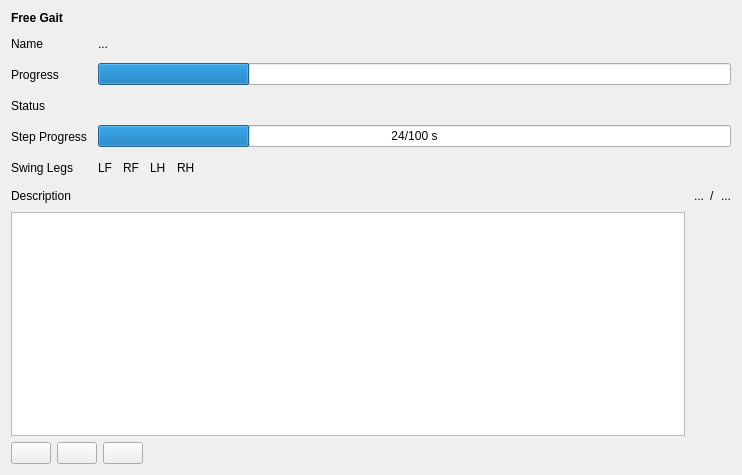
First picture: the form in rqt_free_gait/resource/FreeGaitPlugin.ui, repository leggedrobotics/free_gait, before the edit.
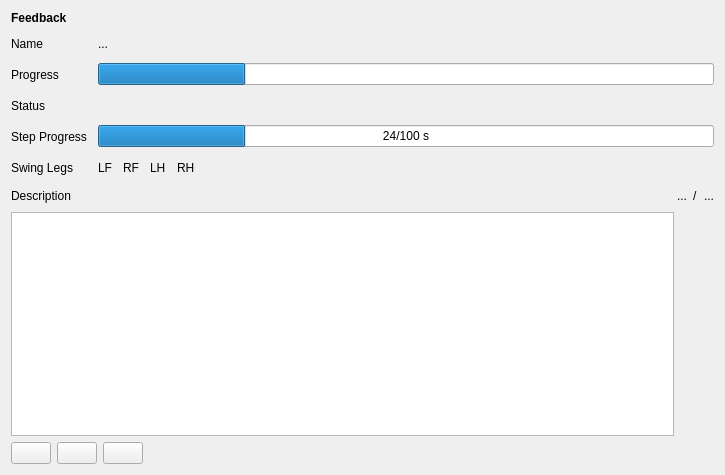
Second picture: the form after the edit. Icons and pictures are not drawn.

Commit message: [rqt_free_gait] add scroll area on the right hand side of description field, to navigate through descriptions

Diff of the .ui file:
```diff
--- a/rqt_free_gait/resource/FreeGaitPlugin.ui
+++ b/rqt_free_gait/resource/FreeGaitPlugin.ui
@@ -9,7 +9,7 @@
    <rect>
     <x>0</x>
     <y>0</y>
-    <width>742</width>
+    <width>725</width>
     <height>475</height>
    </rect>
   </property>
@@ -20,7 +20,7 @@
    <item>
     <widget class="QLabel" name="label">
      <property name="text">
-      <string>&lt;b&gt;Free Gait&lt;/b&gt;</string>
+      <string>&lt;html&gt;&lt;head/&gt;&lt;body&gt;&lt;p&gt;&lt;span style=&quot; font-weight:600;&quot;&gt;Feedback&lt;/span&gt;&lt;/p&gt;&lt;/body&gt;&lt;/html&gt;</string>
      </property>
     </widget>
    </item>
@@ -292,6 +292,9 @@
    </item>
    <item>
     <layout class="QHBoxLayout" name="horizontalLayout_2">
+     <property name="spacing">
+      <number>0</number>
+     </property>
      <item>
       <widget class="QPlainTextEdit" name="plainTextEditDescription">
        <property name="readOnly">
@@ -300,37 +303,21 @@
       </widget>
      </item>
      <item>
-      <layout class="QGridLayout" name="gridLayout_2">
-       <item row="5" column="0">
-        <widget class="QPushButton" name="pushButtonGoBottom">
-         <property name="toolTip">
-          <string>Show the first step.</string>
-         </property>
-         <property name="text">
-          <string/>
-         </property>
-         <property name="icon">
-          <iconset theme="go-bottom"/>
-         </property>
-         <property name="flat">
-          <bool>true</bool>
-         </property>
-        </widget>
-       </item>
-       <item row="4" column="0">
-        <widget class="QPushButton" name="pushButtonGoDown">
-         <property name="text">
-          <string/>
-         </property>
-         <property name="icon">
-          <iconset theme="go-down"/>
-         </property>
-         <property name="flat">
-          <bool>true</bool>
-         </property>
-        </widget>
-       </item>
-       <item row="2" column="0">
+      <widget class="QWidget" name="widgetScrollArea" native="true">
+       <layout class="QGridLayout" name="gridLayout_3">
+        <property name="leftMargin">
+         <number>0</number>
+        </property>
+        <property name="topMargin">
+         <number>0</number>
+        </property>
+        <property name="rightMargin">
+         <number>0</number>
+        </property>
+        <property name="bottomMargin">
+         <number>0</number>
+        </property>
+        <item row="1" column="0">
         <widget class="QPushButton" name="pushButtonGoTop">
          <property name="toolTip">
           <string>Show the latest step.</string>
@@ -346,7 +333,33 @@
          </property>
         </widget>
        </item>
-       <item row="6" column="0">
+        <item row="0" column="0">
+         <spacer name="verticalSpacer_3">
+          <property name="orientation">
+           <enum>Qt::Vertical</enum>
+          </property>
+          <property name="sizeHint" stdset="0">
+           <size>
+            <width>5</width>
+            <height>10</height>
+           </size>
+          </property>
+         </spacer>
+        </item>
+        <item row="3" column="0">
+         <widget class="QPushButton" name="pushButtonGoDown">
+          <property name="text">
+           <string/>
+          </property>
+          <property name="icon">
+           <iconset theme="go-down"/>
+          </property>
+          <property name="flat">
+           <bool>true</bool>
+          </property>
+         </widget>
+        </item>
+        <item row="5" column="0">
         <spacer name="verticalSpacer_2">
          <property name="orientation">
           <enum>Qt::Vertical</enum>
@@ -359,7 +372,23 @@
          </property>
         </spacer>
        </item>
-       <item row="3" column="0">
+        <item row="4" column="0">
+         <widget class="QPushButton" name="pushButtonGoBottom">
+          <property name="toolTip">
+           <string>Show the first step.</string>
+          </property>
+          <property name="text">
+           <string/>
+          </property>
+          <property name="icon">
+           <iconset theme="go-bottom"/>
+          </property>
+          <property name="flat">
+           <bool>true</bool>
+          </property>
+         </widget>
+        </item>
+        <item row="2" column="0">
         <widget class="QPushButton" name="pushButtonGoUp">
          <property name="text">
           <string/>
@@ -372,20 +401,8 @@
          </property>
         </widget>
        </item>
-       <item row="1" column="0">
-        <spacer name="verticalSpacer_3">
-         <property name="orientation">
-          <enum>Qt::Vertical</enum>
-         </property>
-         <property name="sizeHint" stdset="0">
-          <size>
-           <width>5</width>
-           <height>10</height>
-          </size>
-         </property>
-        </spacer>
-       </item>
-      </layout>
+       </layout>
+      </widget>
      </item>
     </layout>
    </item>
```
Lines whose indentation alone changed are shown as unchanged. The commit also changes 2 other files.
